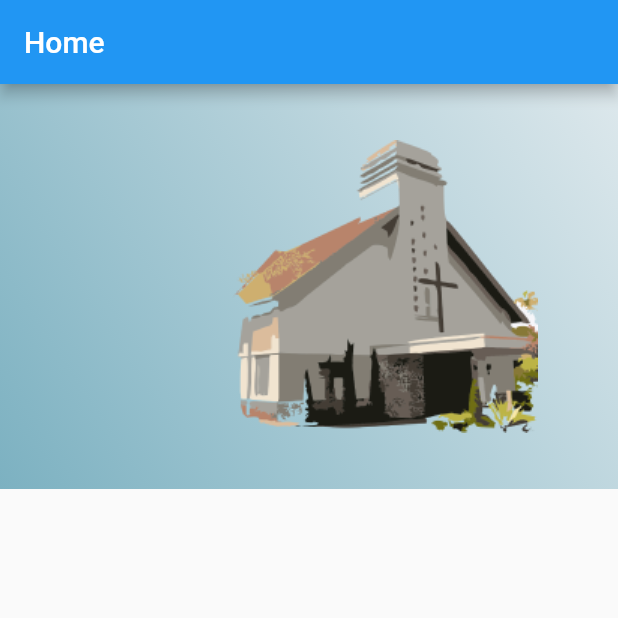
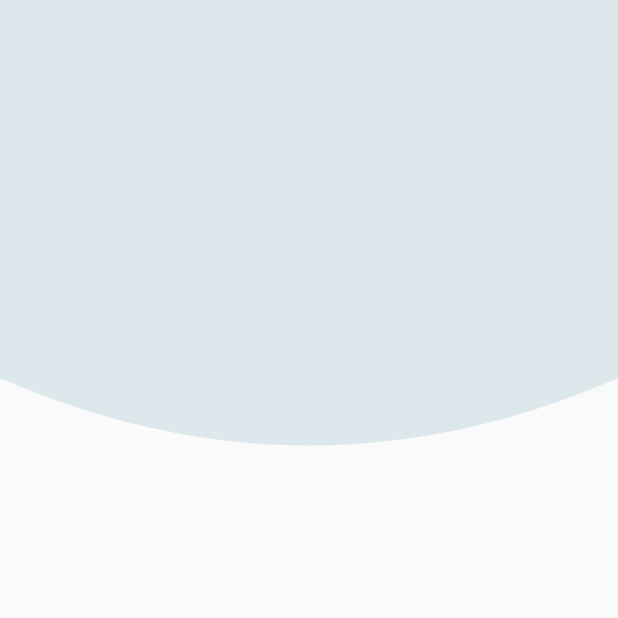
Before and after one commit to yossieadvindo/MobAppsGkjGondokusuman, a Flutter app: the screen it shows after launch, on a phone screen of 412 x 824 dp, the top half of it. Run offline on Flutter 3.47's test engine with Material 2 defaults, Android fonts, the phone set to English and light mode, and no system bars.

Commit message:
masih home

```diff
--- a/lib/HomePage.dart
+++ b/lib/HomePage.dart
@@ -4,17 +4,36 @@ class Home extends StatelessWidget {
   @override
   Widget build(BuildContext context) {
     return Scaffold(
-      appBar: AppBar(
-        title: Text("Home"),
-      ),
       body: SingleChildScrollView(
         child: Column(
+          crossAxisAlignment: CrossAxisAlignment.start,
           children: <Widget>[
+            Container(
+              width: double.infinity,
+              decoration: BoxDecoration(
+                color: Color(0xffDDE8EC),
+                border: Border.all(color: Color(0xffDDE8EC)),
+              ),
+              child: Padding(padding: EdgeInsets.all(30.0)),
+            ),
             Stack(
-              alignment: AlignmentDirectional.topCenter,
-              overflow: Overflow.visible,
               children: <Widget>[
-                backBgCover(),
+                ClipPath(
+                  clipper: CustomShapeClipper(),
+                  child: Container(
+                    height: 240.0,
+                    decoration: BoxDecoration(color: Color(0xffDDE8EC)),
+                  ),
+                ),
+                Padding(
+                  padding: EdgeInsets.symmetric(horizontal: 25.0, vertical: 20.0),
+                  child: Row(
+                    mainAxisAlignment: MainAxisAlignment.spaceBetween,
+                    children: <Widget>[
+
+                    ],
+                  ),
+                ),
               ],
             )
           ],
@@ -22,16 +41,20 @@ class Home extends StatelessWidget {
       ),
     );
   }
+}
 
-  backBgCover() {
-    return Container(
-      height: 270,
-      decoration: BoxDecoration(
-        gradient: LinearGradient(
-              begin: Alignment.topRight,
-              end: Alignment.bottomLeft,
-              colors: [Color(0xFFDDE8EC), Color(0xff7CB1C1)])),
-      child: Image(image: AssetImage('assets/gkjgondokusuman.png')),
-      );
+class CustomShapeClipper extends CustomClipper<Path> {
+  @override
+  Path getClip(Size size) {
+    var path = Path();
+
+    path.lineTo(0.0, 390.0 - 200);
+    path.quadraticBezierTo(size.width / 2, 280, size.width, 390.0 - 200);
+    path.lineTo(size.width, 0.0);
+    path.close();
+    return path;
   }
+
+  @override
+  bool shouldReclip(CustomClipper<Path> oldClipper) => true;
 }
--- a/pubspec.yaml
+++ b/pubspec.yaml
@@ -44,7 +44,8 @@ flutter:
   # To add assets to your application, add an assets section, like this:
   assets:
    - assets/logo.png
-   - assets/gkjgondokusuman.png
+   - assets/gondo.png
+   - assets/bg_appbar.png
 
 
   # An image asset can refer to one or more resolution-specific "variants", see
```
Also changed, not shown: assets/gondo.png (added).
